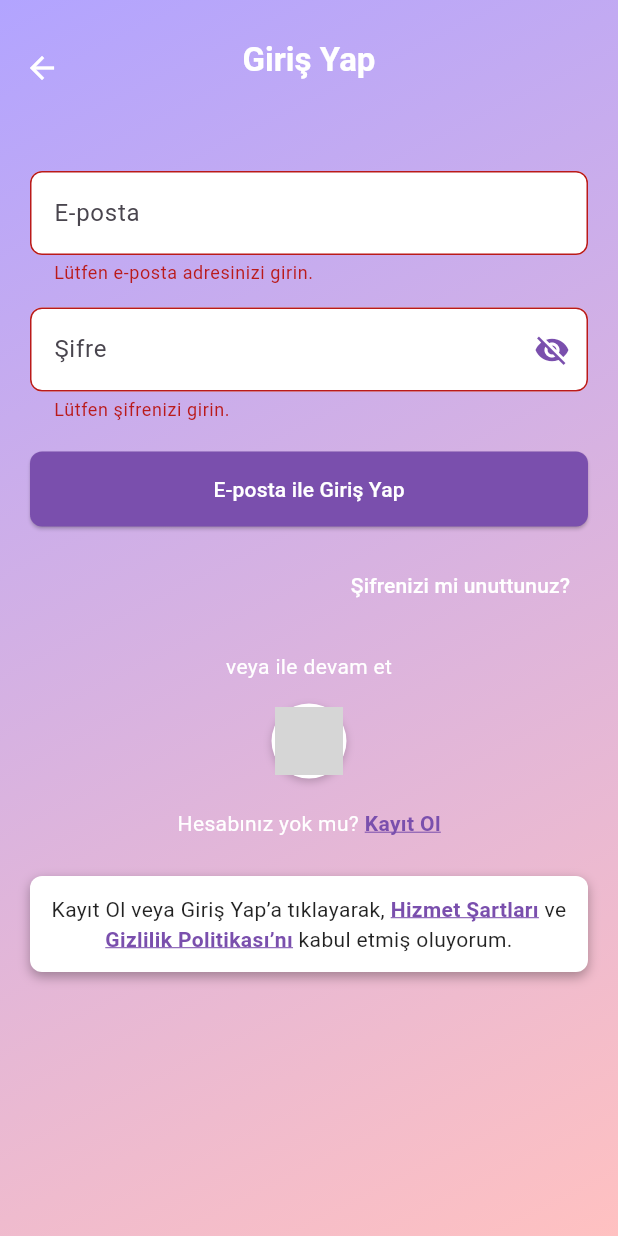
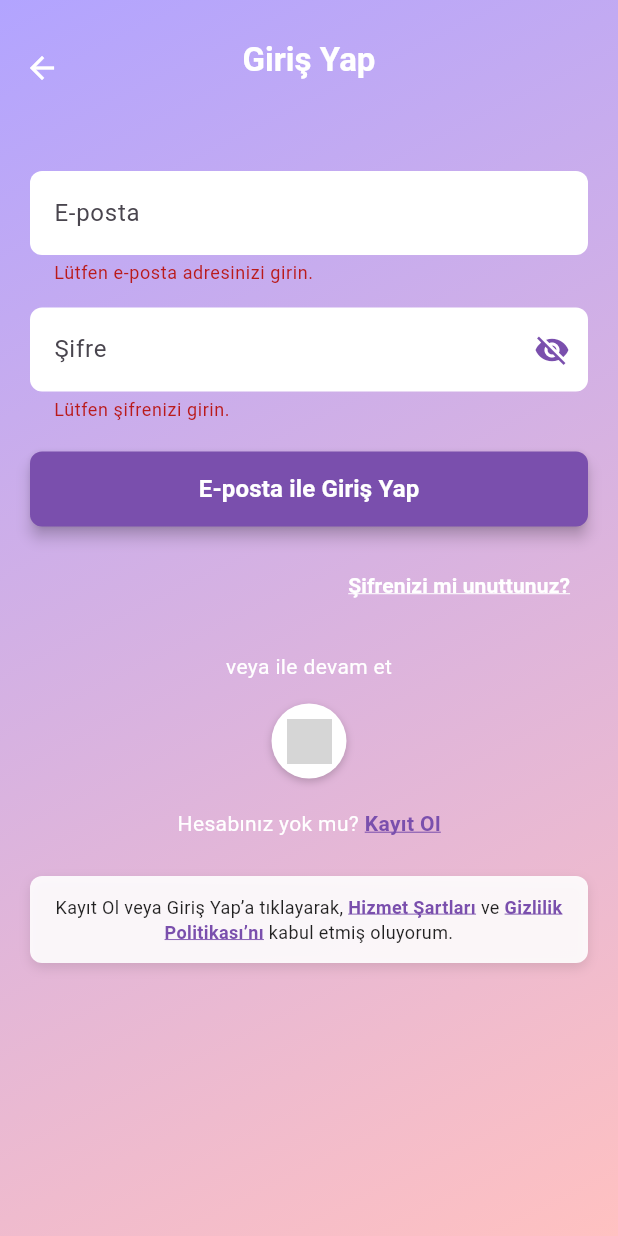
Before and after one commit to iremsuerdemir/Zoozy, a Flutter app: the OwnerLoginPage screen opened directly, after a tap on "E-posta ile Giriş Yap", on a phone screen of 412 x 824 dp. Run offline on Flutter 3.47's test engine with Material 3 defaults, Android fonts, the phone set to English and light mode, and no system bars; our stand-ins replace firebase_auth, firebase_core, google_sign_in, image_picker, qr_flutter, shared_preferences; missing offline and left inert: flutter_facebook_auth; accounts and stored records are empty; network calls fail; grey boxes are pictures that could not be loaded.

```diff
--- a/lib/screens/owner_Login_Page.dart
+++ b/lib/screens/owner_Login_Page.dart
@@ -7,7 +7,7 @@ import 'package:zoozy/screens/register_page.dart';
 import 'package:zoozy/screens/terms_of_service_page.dart';
 import 'package:firebase_auth/firebase_auth.dart';
 import 'package:google_sign_in/google_sign_in.dart';
-import 'package:shared_preferences/shared_preferences.dart'; // 🔹 ekledik
+import 'package:shared_preferences/shared_preferences.dart';
 
 class OwnerLoginPage extends StatefulWidget {
   const OwnerLoginPage({super.key});
@@ -22,57 +22,61 @@ class _OwnerLoginPageState extends State<OwnerLoginPage> {
   final TextEditingController _passwordController = TextEditingController();
   bool _obscurePassword = true;
 
-  // 🔹 E-posta ile giriş
+  /// E-posta ve şifre ile giriş işlemini gerçekleştirir.
   void _login() async {
     if (_formKey.currentState!.validate()) {
       String email = _emailController.text.trim();
       String password = _passwordController.text.trim();
 
       try {
-        // Firebase ile gerçek kimlik doğrulama işlemi
-        await FirebaseAuth.instance.signInWithEmailAndPassword(
+        UserCredential userCredential =
+            await FirebaseAuth.instance.signInWithEmailAndPassword(
           email: email,
           password: password,
         );
 
-        // 🔹 SharedPreferences kaydı
+        // SharedPreferences'a kullanıcı adını ve e-postayı kaydet
         final prefs = await SharedPreferences.getInstance();
-        await prefs.setString('username', 'İrem Su Erdemir'); // varsayılan ad
-        await prefs.setString('email', email);
+        await prefs.setString(
+            'username', userCredential.user?.displayName ?? 'Kullanıcı');
+        await prefs.setString('email', email.toLowerCase());
 
-        // Başarılı giriş
+        // Başarılı giriş bildirimi ve 4 saniye bekletme
         ScaffoldMessenger.of(context).showSnackBar(
-          const SnackBar(
-            content: Text("Giriş başarılı! Sayfaya yönlendiriliyorsunuz..."),
+          SnackBar(
+            content: Text(
+                "Giriş başarılı! Hoş geldiniz ${userCredential.user?.displayName ?? ""}. Sayfaya yönlendiriliyorsunuz..."),
             backgroundColor: Colors.green,
           ),
         );
 
-        // 4 saniye bekletme ve yönlendirme
+        // İstenen 4 saniyelik bekletme
         await Future.delayed(const Duration(seconds: 4));
 
         if (mounted) {
           Navigator.pushReplacement(
-              context, MaterialPageRoute(builder: (_) => const HomeScreen()));
+            context,
+            MaterialPageRoute(builder: (_) => const HomeScreen()),
+          );
         }
       } on FirebaseAuthException catch (e) {
-        // Kimlik doğrulama hatalarını yakala ve kullanıcıya göster
-        String message;
+        String errorMessage;
         if (e.code == 'user-not-found') {
-          message = 'Bu e-posta adresiyle kayıtlı kullanıcı bulunamadı.';
+          errorMessage = 'Bu e-posta adresiyle kayıtlı kullanıcı bulunamadı.';
         } else if (e.code == 'wrong-password') {
-          message = 'Yanlış şifre. Lütfen tekrar deneyin.';
+          errorMessage = 'Yanlış şifre. Lütfen tekrar deneyin.';
         } else {
-          message = 'Giriş hatası';
+          // Diğer Firebase hataları için genel mesaj
+          errorMessage = 'Giriş başarısız: ${e.message}';
         }
+
         ScaffoldMessenger.of(context).showSnackBar(
           SnackBar(
-            content: Text(message),
+            content: Text(errorMessage),
             backgroundColor: Colors.red,
           ),
         );
       } catch (e) {
-        // Diğer bilinmeyen hatalar
         ScaffoldMessenger.of(context).showSnackBar(
           SnackBar(
             content: Text('Bilinmeyen bir hata oluştu: $e'),
@@ -83,45 +87,47 @@ class _OwnerLoginPageState extends State<OwnerLoginPage> {
     }
   }
 
-  // 🔹 Google Sign-In İşlemi
+  /// Google ile giriş işlemini gerçekleştirir.
   Future<void> _signInWithGoogle() async {
     try {
       final GoogleSignIn googleSignIn = GoogleSignIn();
-      final GoogleSignInAccount? googleUser = await googleSignIn.signIn();
-
-      if (googleUser == null) {
-        // Kullanıcı girişten vazgeçti
-        return;
-      }
+      GoogleSignInAccount? googleUser = await googleSignIn.signIn();
+      if (googleUser == null) return; // Kullanıcı vazgeçti
 
       final GoogleSignInAuthentication googleAuth =
           await googleUser.authentication;
 
       final credential = GoogleAuthProvider.credential(
+        accessToken: googleAuth.accessToken,
         idToken: googleAuth.idToken,
-        accessToken: googleAuth.accessToken,
       );
 
       UserCredential userCredential =
           await FirebaseAuth.instance.signInWithCredential(credential);
 
-      // 🔹 SharedPreferences kaydı
+      // SharedPreferences'a kullanıcı adını ve e-postayı kaydet
       final prefs = await SharedPreferences.getInstance();
       await prefs.setString(
-          'username', userCredential.user?.displayName ?? 'İrem Su Erdemir');
-      await prefs.setString('email', userCredential.user?.email ?? '');
+          'username', userCredential.user?.displayName ?? 'Kullanıcı');
+      await prefs.setString(
+          'email', (userCredential.user?.email ?? '').toLowerCase());
 
+      // Başarılı giriş bildirimi
       ScaffoldMessenger.of(context).showSnackBar(
         SnackBar(
           content: Text(
-            "Google ile giriş başarılı! Hoşgeldiniz ${userCredential.user?.displayName ?? ""}",
-          ),
+              "Google ile giriş başarılı! Hoşgeldiniz ${userCredential.user?.displayName ?? ""}"),
           backgroundColor: Colors.green,
         ),
       );
 
-      Navigator.pushReplacement(
-          context, MaterialPageRoute(builder: (_) => const HomeScreen()));
+      if (mounted) {
+        // Doğrudan yönlendirme (e-posta girişindeki 4 saniye burada uygulanmadı)
+        Navigator.pushReplacement(
+          context,
+          MaterialPageRoute(builder: (_) => const HomeScreen()),
+        );
+      }
     } catch (e) {
       ScaffoldMessenger.of(context).showSnackBar(
         SnackBar(
@@ -185,31 +191,37 @@ class _OwnerLoginPageState extends State<OwnerLoginPage> {
               crossAxisAlignment: CrossAxisAlignment.start,
               children: [
                 const SizedBox(height: 30),
-                // Email
+                // E-posta alanı
                 TextFormField(
                   controller: _emailController,
+                  keyboardType: TextInputType.emailAddress,
                   decoration: InputDecoration(
                     hintText: "E-posta",
                     filled: true,
                     fillColor: Colors.white,
                     border: OutlineInputBorder(
                       borderRadius: BorderRadius.circular(8),
+                      borderSide: BorderSide.none,
+                    ),
+                    focusedBorder: OutlineInputBorder(
+                      borderRadius: BorderRadius.circular(8),
+                      borderSide:
+                          const BorderSide(color: Color(0xFF7A4FAD), width: 2),
                     ),
                   ),
                   validator: (value) {
                     if (value == null || value.trim().isEmpty) {
                       return 'Lütfen e-posta adresinizi girin.';
                     }
-                    if (!RegExp(
-                      r'^[\w-.]+@([\w-]+\.)+[\w]{2,4}$',
-                    ).hasMatch(value)) {
+                    if (!RegExp(r'^[\w-.]+@([\w-]+\.)+[\w]{2,4}$')
+                        .hasMatch(value)) {
                       return 'Geçerli bir e-posta adresi girin.';
                     }
                     return null;
                   },
                 ),
                 const SizedBox(height: 15),
-                // Password
+                // Şifre alanı
                 TextFormField(
                   controller: _passwordController,
                   obscureText: _obscurePassword,
@@ -219,6 +231,12 @@ class _OwnerLoginPageState extends State<OwnerLoginPage> {
                     fillColor: Colors.white,
                     border: OutlineInputBorder(
                       borderRadius: BorderRadius.circular(8),
+                      borderSide: BorderSide.none,
+                    ),
+                    focusedBorder: OutlineInputBorder(
+                      borderRadius: BorderRadius.circular(8),
+                      borderSide:
+                          const BorderSide(color: Color(0xFF7A4FAD), width: 2),
                     ),
                     suffixIcon: IconButton(
                       icon: Icon(
@@ -245,7 +263,7 @@ class _OwnerLoginPageState extends State<OwnerLoginPage> {
                   },
                 ),
                 const SizedBox(height: 20),
-                // Login Button
+                // Giriş Yap butonu
                 SizedBox(
                   width: double.infinity,
                   height: 50,
@@ -255,16 +273,20 @@ class _OwnerLoginPageState extends State<OwnerLoginPage> {
                       shape: RoundedRectangleBorder(
                         borderRadius: BorderRadius.circular(8),
                       ),
+                      elevation: 4,
                     ),
                     onPressed: _login,
                     child: const Text(
                       "E-posta ile Giriş Yap",
-                      style: TextStyle(color: Colors.white),
+                      style: TextStyle(
+                          color: Colors.white,
+                          fontSize: 16,
+                          fontWeight: FontWeight.bold),
                     ),
                   ),
                 ),
                 const SizedBox(height: 15),
-                // Forgot Password
+                // Şifremi unuttum butonu
                 Align(
                   alignment: Alignment.centerRight,
                   child: TextButton(
@@ -280,7 +302,9 @@ class _OwnerLoginPageState extends State<OwnerLoginPage> {
                       "Şifrenizi mi unuttunuz?",
                       style: TextStyle(
                         color: Colors.white,
-                        fontWeight: FontWeight.w500,
+                        fontWeight: FontWeight.w600,
+                        decoration: TextDecoration.underline,
+                        decorationColor: Colors.white,
                       ),
                     ),
                   ),
@@ -289,16 +313,16 @@ class _OwnerLoginPageState extends State<OwnerLoginPage> {
                 const Center(
                   child: Text(
                     "veya ile devam et",
-                    style: TextStyle(color: Colors.white),
+                    style: TextStyle(color: Colors.white, fontSize: 14),
                   ),
                 ),
                 const SizedBox(height: 15),
-                //  Google Buttons
+                // Google Girişi butonu
                 Row(
                   mainAxisAlignment: MainAxisAlignment.center,
                   children: [
                     InkWell(
-                      onTap: _signInWithGoogle, // 🔹 Google Sign-In
+                      onTap: _signInWithGoogle,
                       child: Container(
                         width: 50,
                         height: 50,
@@ -316,8 +340,8 @@ class _OwnerLoginPageState extends State<OwnerLoginPage> {
                         child: Center(
                           child: Image.network(
                             "https://cdn-icons-png.flaticon.com/512/300/300221.png",
-                            width: 45,
-                            height: 45,
+                            width: 30,
+                            height: 30,
                             fit: BoxFit.cover,
                           ),
                         ),
@@ -326,12 +350,13 @@ class _OwnerLoginPageState extends State<OwnerLoginPage> {
                   ],
                 ),
                 const SizedBox(height: 20),
+                // Kayıt ol linki
                 Row(
                   mainAxisAlignment: MainAxisAlignment.center,
                   children: [
                     const Text(
                       "Hesabınız yok mu? ",
-                      style: TextStyle(color: Colors.white),
+                      style: TextStyle(color: Colors.white, fontSize: 14),
                     ),
                     GestureDetector(
                       onTap: () {
@@ -349,21 +374,23 @@ class _OwnerLoginPageState extends State<OwnerLoginPage> {
                           fontWeight: FontWeight.bold,
                           decoration: TextDecoration.underline,
                           decorationColor: Color(0xFF7A4FAD),
+                          fontSize: 14,
                         ),
                       ),
                     ),
                   ],
                 ),
                 const SizedBox(height: 25),
+                // Yasal metinler
                 Container(
                   width: double.infinity,
                   padding: const EdgeInsets.all(12),
                   decoration: BoxDecoration(
-                    color: Colors.white,
+                    color: Colors.white.withOpacity(0.9),
                     borderRadius: BorderRadius.circular(8),
                     boxShadow: [
                       BoxShadow(
-                        color: Colors.black.withOpacity(0.3),
+                        color: Colors.black.withOpacity(0.1),
                         blurRadius: 6,
                         offset: const Offset(0, 3),
                       ),
@@ -372,7 +399,8 @@ class _OwnerLoginPageState extends State<OwnerLoginPage> {
                   child: Text.rich(
                     TextSpan(
                       text: "Kayıt Ol veya Giriş Yap’a tıklayarak, ",
-                      style: const TextStyle(color: Colors.black87),
+                      style:
+                          const TextStyle(color: Colors.black87, fontSize: 12),
                       children: [
                         TextSpan(
                           text: "Hizmet Şartları",
```
Also changed, not shown: lib/screens/register_page.dart (+110 -79 lines).
